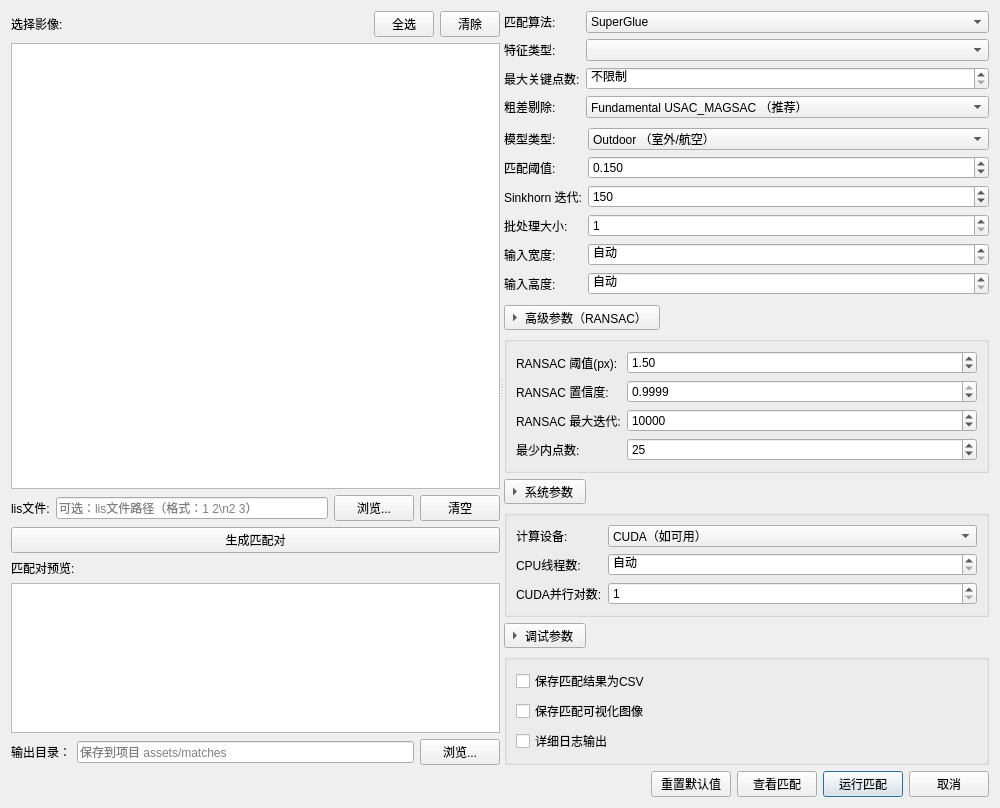
Qt form src/gui/dialogs/FeatureMatchingDialog.ui (guderianXu/plascan) before a commit.
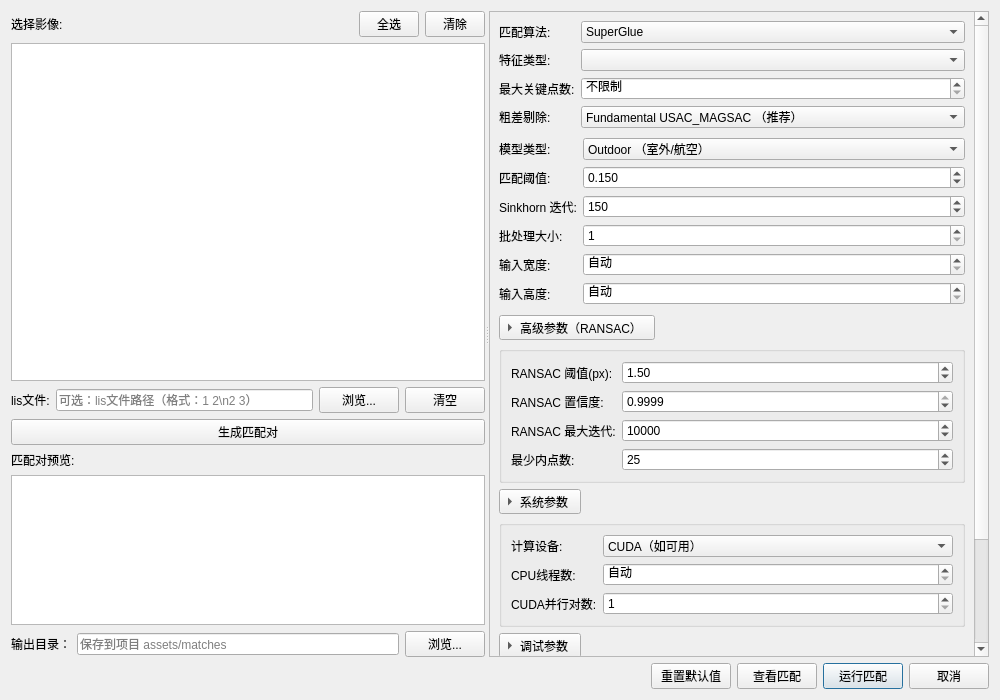
The same form after that commit.

What changed in the file:
```diff
--- a/src/gui/dialogs/FeatureMatchingDialog.ui
+++ b/src/gui/dialogs/FeatureMatchingDialog.ui
@@ -206,6 +206,13 @@
      <widget class="QWidget" name="rightWidget">
       <layout class="QVBoxLayout" name="rightLayout">
        <item>
+        <widget class="QScrollArea" name="rightParameterScrollArea">
+         <property name="widgetResizable">
+          <bool>true</bool>
+         </property>
+         <widget class="QWidget" name="rightParameterScrollWidget">
+          <layout class="QVBoxLayout" name="rightParameterLayout">
+       <item>
         <layout class="QFormLayout" name="commonForm">
          <item row="0" column="0">
           <widget class="QLabel" name="matchAlgorithmLabel">
@@ -1197,6 +1204,10 @@
           </size>
          </property>
         </spacer>
+       </item>
+          </layout>
+         </widget>
+        </widget>
        </item>
       </layout>
      </widget>
```
